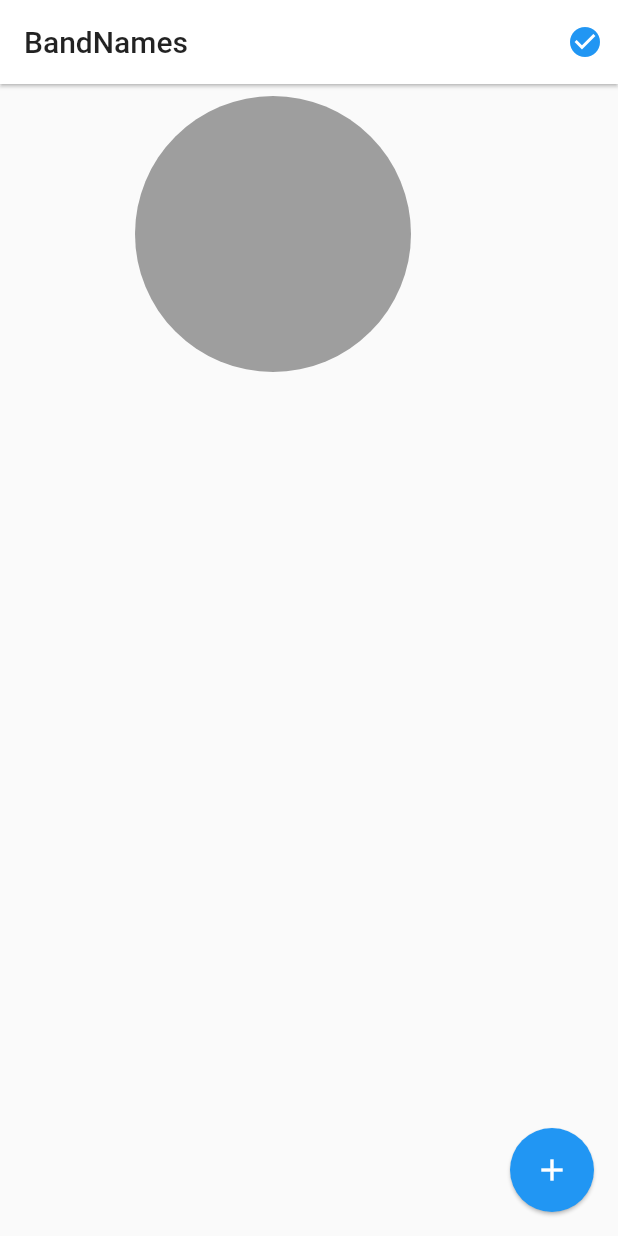
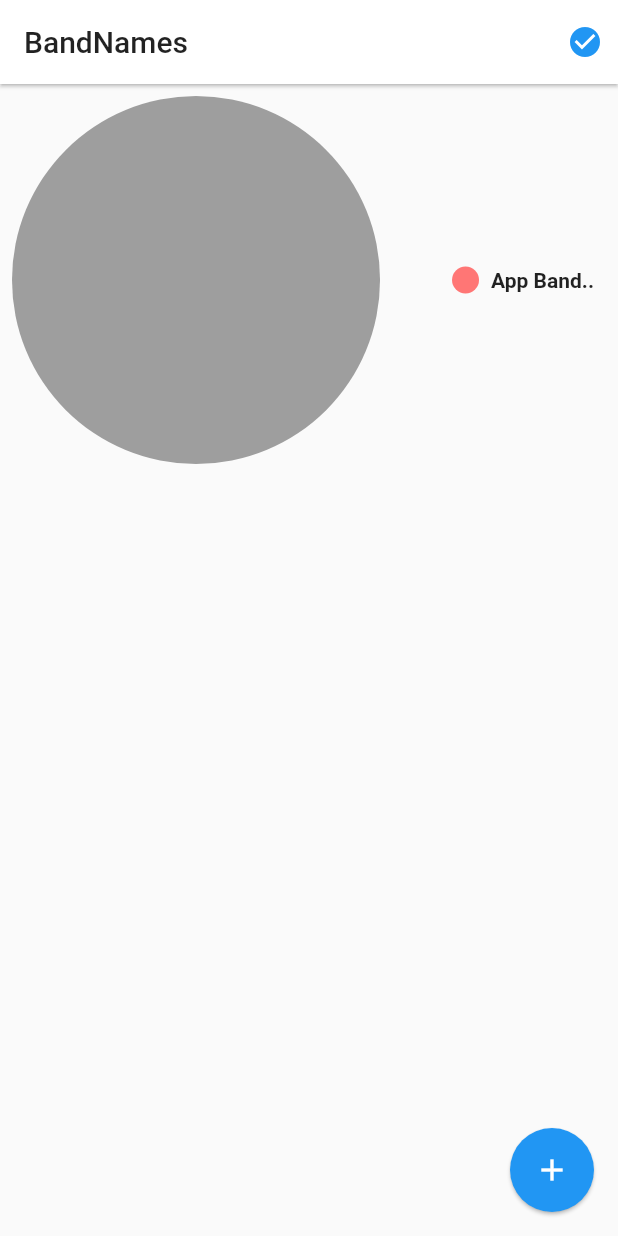
Before and after one commit to LeandroAriasM/bandnames, a Flutter app: the screen it shows after launch, on a phone screen of 412 x 824 dp. Run offline on Flutter 3.47's test engine with Material 2 defaults, Android fonts, the phone set to English and light mode, and no system bars; drawn by our look-alikes of pie_chart; our stand-ins replace socket_io_client; network calls fail.

Commit message:
App Bandas Terminada1

```diff
--- a/lib/pages/home.dart
+++ b/lib/pages/home.dart
@@ -73,7 +73,7 @@ class _HomePageState extends State<HomePage> {
             child: ListView.builder(
                 itemCount: bands.length,
                 itemBuilder: (context, i) => _bandTile(bands[i])),
-          )
+          ),
         ],
       ),
       floatingActionButton: FloatingActionButton(
@@ -163,14 +163,17 @@ class _HomePageState extends State<HomePage> {
 
     Navigator.pop(context);
   }
+//TODO: Arregrla el problema del Map vacio
+// porque la PieChart no puede empezar sin datos.
 
   Widget _showGraph() {
-    Map<String, double> dataMap = new Map();
+    Map<String, double> dataMap = {"App Band..": 0.0};
+
     bands.forEach((band) {
       dataMap.putIfAbsent(band.name, () => band.votes.toDouble());
     });
 
-    return Container(
-        width: double.infinity, height: 200, child: PieChart(dataMap: dataMap));
+    return PieChart(dataMap: dataMap);
+    //Container(width: double.infinity, height: 200, child: PieChart(dataMap: dataMap));
   }
 }
--- a/lib/services/socket_service.dart
+++ b/lib/services/socket_service.dart
@@ -21,7 +21,9 @@ class SocketService with ChangeNotifier {
 
   void _initConfig() {
     // Dart client localhost:3000/   192.168.0.1:3000/
-    this._socket = IO.io('http://10.0.2.2:3000', <String, dynamic>{
+    //'http://10.0.2.2:3000'
+    this._socket =
+        IO.io('https://bandnames01.herokuapp.com/', <String, dynamic>{
       'transports': ['websocket'],
       //'extraHeaders': {'foo': 'bar'} // optional
     });
```
